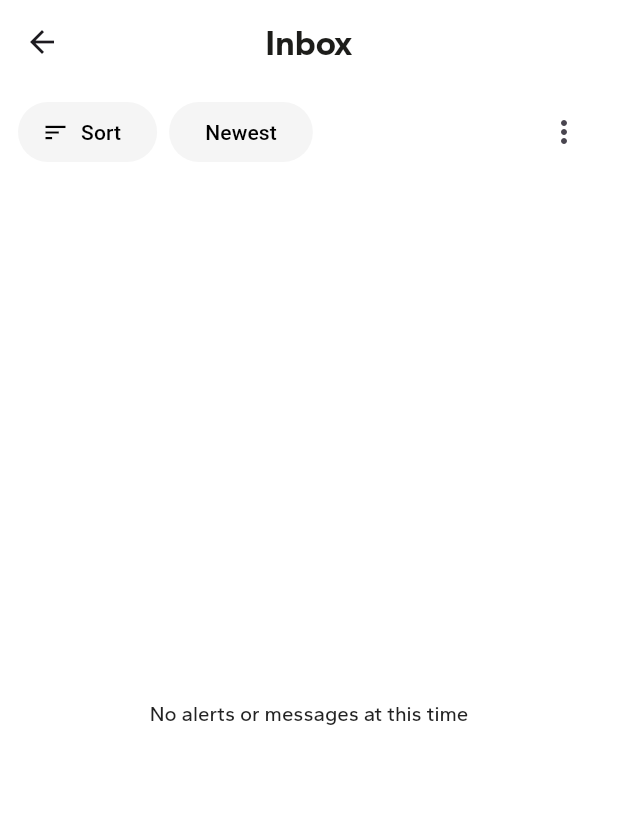
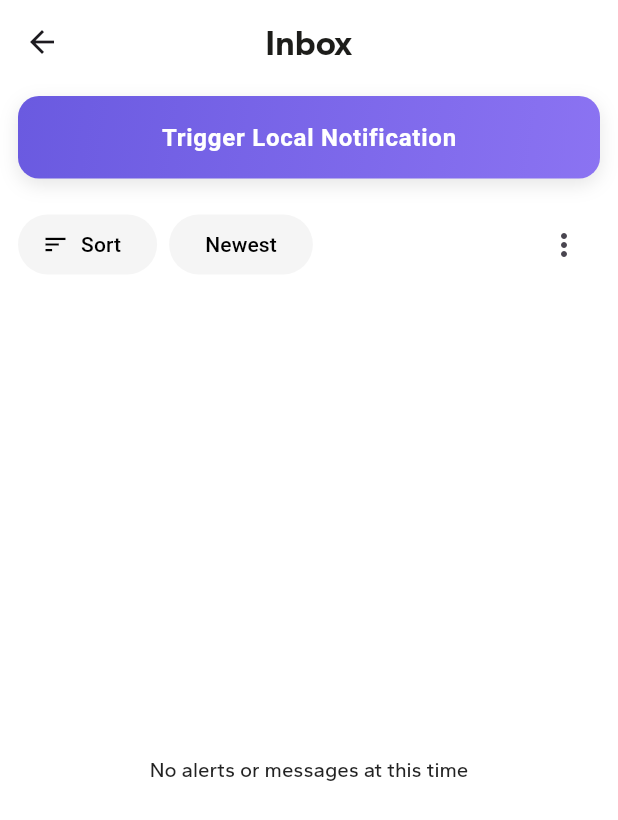
Before and after one commit to Nithis23/SmartTrip, a Flutter app: the NotificationScreen screen opened directly, on a phone screen of 412 x 824 dp. Shown: the top 820 px of the screen. Run offline on Flutter 3.47's test engine with Material 3 defaults, Android fonts, the phone set to English and light mode, and no system bars; our stand-ins replace auto_route, carousel_slider, dio, firebase_core, firebase_messaging, flutter_local_notifications and 7 more; accounts and stored records are empty; project files that could hold a hidden picture were left out.

Commit message:
Notification Module created

```diff
--- a/lib/Common/Notifications/notification_screen.dart
+++ b/lib/Common/Notifications/notification_screen.dart
@@ -1,6 +1,7 @@
 import 'package:auto_route/auto_route.dart';
 import 'package:flutter/material.dart';
 import 'package:flutter_riverpod/flutter_riverpod.dart';
+import 'package:smartrip/Common/notificationProvider.dart';
 import 'package:smartrip/utils/theme.dart';
 
 import 'Notification_notifier/notification_notifier.dart';
@@ -39,12 +40,51 @@ class _NotificationScreenState extends ConsumerState<NotificationScreen> {
       ),
       body: Padding(
         padding: const EdgeInsets.symmetric(horizontal: 12.0, vertical: 8),
-        child: state.isLoading
+        child:
+            state.isLoading
                 ? const Center(child: CircularProgressIndicator())
                 : state.notifications.isEmpty
                 ? Column(
                   crossAxisAlignment: CrossAxisAlignment.start,
                   children: [
+                    GestureDetector(
+                      onTap: () {
+                        ref
+                            .read(notificationFCMProvider)
+                            .showTestNotification();
+                      },
+                      child: Container(
+                        width: double.infinity,
+                        padding: const EdgeInsets.symmetric(vertical: 16),
+                        decoration: BoxDecoration(
+                          gradient: const LinearGradient(
+                            colors: [Color(0xFF6A5AE0), Color(0xFF8B73F2)],
+                            begin: Alignment.topLeft,
+                            end: Alignment.bottomRight,
+                          ),
+                          borderRadius: BorderRadius.circular(14),
+                          boxShadow: [
+                            BoxShadow(
+                              color: Colors.black.withOpacity(0.1),
+                              offset: const Offset(0, 4),
+                              blurRadius: 10,
+                            ),
+                          ],
+                        ),
+                        child: Center(
+                          child: Text(
+                            "Trigger Local Notification",
+                            style: const TextStyle(
+                              color: Colors.white,
+                              fontSize: 16,
+                              fontWeight: FontWeight.w600,
+                              letterSpacing: 0.5,
+                            ),
+                          ),
+                        ),
+                      ),
+                    ),
+                    SizedBox(height: 20),
                     // filters row matches your screenshot's look (keeps UI)
                     Row(
                       children: [
@@ -52,17 +92,28 @@ class _NotificationScreenState extends ConsumerState<NotificationScreen> {
                           onPressed: () {},
                           icon: const Icon(Icons.sort),
                           label: const Text('Sort'),
-                  style: ElevatedButton.styleFrom(elevation: 0, backgroundColor: Colors.grey.shade100, foregroundColor: Colors.black),
+                          style: ElevatedButton.styleFrom(
+                            elevation: 0,
+                            backgroundColor: Colors.grey.shade100,
+                            foregroundColor: Colors.black,
+                          ),
                         ),
                         const SizedBox(width: 8),
                         ElevatedButton(
                           onPressed: () {},
                           child: const Text('Newest'),
-                  style: ElevatedButton.styleFrom(elevation: 0, backgroundColor: Colors.grey.shade100, foregroundColor: Colors.black),
+                          style: ElevatedButton.styleFrom(
+                            elevation: 0,
+                            backgroundColor: Colors.grey.shade100,
+                            foregroundColor: Colors.black,
+                          ),
                         ),
                         const Spacer(),
                         // three dot menu stub
-                IconButton(onPressed: () {}, icon: const Icon(Icons.more_vert)),
+                        IconButton(
+                          onPressed: () {},
+                          icon: const Icon(Icons.more_vert),
+                        ),
                       ],
                     ),
                     const SizedBox(height: 24),
@@ -82,13 +133,13 @@ class _NotificationScreenState extends ConsumerState<NotificationScreen> {
                   itemBuilder: (context, index) {
                     final n = state.notifications[index];
                     return ListTile(
-              leading: Icon((n.icon ?? Icons.notifications) as IconData?),
+                      leading: Icon(
+                        (n.icon ?? Icons.notifications) as IconData?,
+                      ),
                       title: Text(n.title),
                       subtitle: Text(n.body),
                       trailing: Text(n.timeLabel ?? ''),
-              onTap: () {
-
-              },
+                      onTap: () {},
                     );
                   },
                 ),
--- a/pubspec.yaml
+++ b/pubspec.yaml
@@ -49,6 +49,9 @@ dependencies:
   fl_chart: ^1.0.0
   dio: ^5.9.0
   carousel_slider: ^5.1.1
+  firebase_core: ^4.2.1
+  flutter_local_notifications: ^19.5.0
+  firebase_messaging: ^16.0.4
 
 flutter_launcher_icons:
   android: true
```
Also changed, not shown: lib/Common/notificationProvider.dart (added, +198 -0 lines), lib/main.dart (+23 -10 lines), firebase.json (added), lib/firebase_options.dart (added), pubspec.lock, 10 other files. Lines whose indentation alone changed are shown as unchanged.
